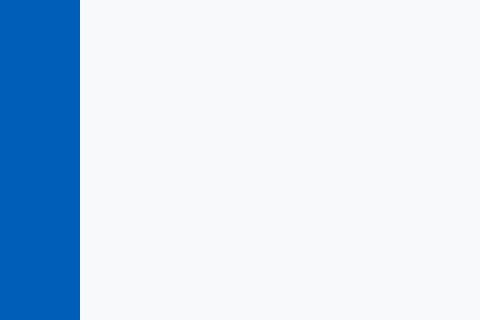
Above: copyclare/ui/main_window.ui from MotionInput/Team14-CopyClare before the change; both pictures show x 0 to 480 and y 0 to 320 of the 800 by 600 pixel window. Below: the same form after it.
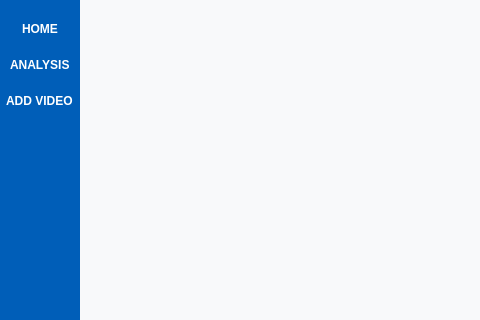
That is the form after the change. Icons and pictures are not drawn.

Commit message: Font, button, etc. changes

Patch:
```diff
--- a/copyclare/ui/main_window.ui
+++ b/copyclare/ui/main_window.ui
@@ -2,6 +2,14 @@
 <ui version="4.0">
  <class>MainWindow</class>
  <widget class="QMainWindow" name="MainWindow">
+  <property name="geometry">
+   <rect>
+    <x>0</x>
+    <y>0</y>
+    <width>800</width>
+    <height>600</height>
+   </rect>
+  </property>
   <property name="minimumSize">
    <size>
     <width>800</width>
@@ -141,6 +149,23 @@
             </property>
            </widget>
           </item>
+          <item alignment="Qt::AlignHCenter">
+           <widget class="QLabel" name="label">
+            <property name="font">
+             <font>
+              <family>Arial</family>
+              <weight>75</weight>
+              <bold>true</bold>
+             </font>
+            </property>
+            <property name="styleSheet">
+             <string notr="true">color: rgb(255, 255, 255);</string>
+            </property>
+            <property name="text">
+             <string>HOME</string>
+            </property>
+           </widget>
+          </item>
           <item>
            <widget class="QPushButton" name="progress_button">
             <property name="text">
@@ -161,6 +186,23 @@
             </property>
            </widget>
           </item>
+          <item alignment="Qt::AlignHCenter">
+           <widget class="QLabel" name="label_2">
+            <property name="font">
+             <font>
+              <family>Arial</family>
+              <weight>75</weight>
+              <bold>true</bold>
+             </font>
+            </property>
+            <property name="styleSheet">
+             <string notr="true">color: rgb(255, 255, 255);</string>
+            </property>
+            <property name="text">
+             <string>ANALYSIS</string>
+            </property>
+           </widget>
+          </item>
           <item>
            <widget class="QPushButton" name="addvideo_button">
             <property name="text">
@@ -184,6 +226,23 @@
          </layout>
         </widget>
        </item>
+       <item alignment="Qt::AlignHCenter">
+        <widget class="QLabel" name="label_3">
+         <property name="font">
+          <font>
+           <family>Arial</family>
+           <weight>75</weight>
+           <bold>true</bold>
+          </font>
+         </property>
+         <property name="styleSheet">
+          <string notr="true">color: rgb(255, 255, 255);</string>
+         </property>
+         <property name="text">
+          <string>ADD VIDEO</string>
+         </property>
+        </widget>
+       </item>
        <item>
         <spacer name="verticalSpacer">
          <property name="orientation">
```
The commit also changes 11 other files.
